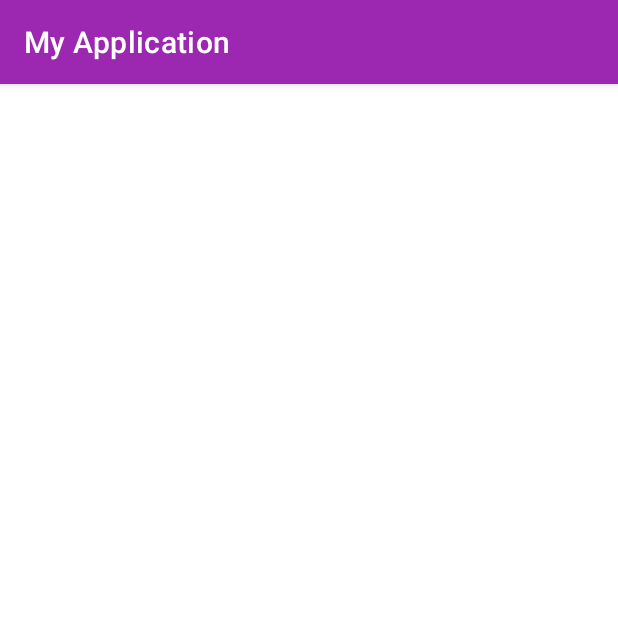
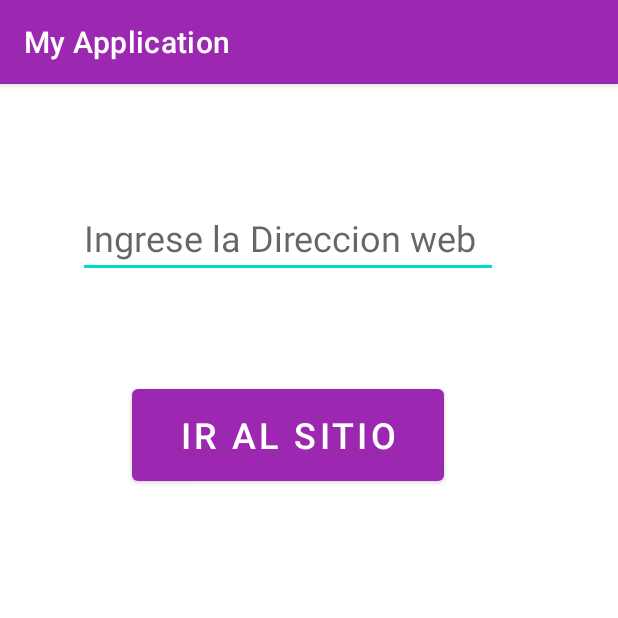
Before and after one commit to lopezken/MyApplication, an Android app: the web screen opened directly, with no data from a screen before it, on a phone screen of 412 x 824 dp, the top half of it. Run offline under Robolectric (Android 15) with nearby library versions, the phone set to English and light mode, and no system bars.

Commit message:
agregar web

```diff
--- a/app/src/main/AndroidManifest.xml
+++ b/app/src/main/AndroidManifest.xml
@@ -1,6 +1,8 @@
 <?xml version="1.0" encoding="utf-8"?>
 <manifest xmlns:android="http://schemas.android.com/apk/res/android"
     package="com.example.myapplication">
+
+    <uses-permission android:name="android.permission.INTERNET" />
 
     <application
         android:allowBackup="true"
@@ -9,7 +11,8 @@
         android:roundIcon="@mipmap/ic_launcher_round"
         android:supportsRtl="true"
         android:theme="@style/Theme.MyApplication">
-        <activity android:name=".web"></activity>
+        <activity android:name=".navegacion"></activity>
+        <activity android:name=".web" />
         <activity android:name=".MainActivity">
             <intent-filter>
                 <action android:name="android.intent.action.MAIN" />
--- a/app/src/main/java/com/example/myapplication/web.java
+++ b/app/src/main/java/com/example/myapplication/web.java
@@ -2,13 +2,28 @@ package com.example.myapplication;
 
 import androidx.appcompat.app.AppCompatActivity;
 
+import android.content.Intent;
 import android.os.Bundle;
+import android.view.View;
+import android.widget.EditText;
+import android.widget.Toast;
 
 public class web extends AppCompatActivity {
 
+    private EditText et1;
     @Override
     protected void onCreate(Bundle savedInstanceState) {
         super.onCreate(savedInstanceState);
         setContentView(R.layout.activity_web);
+        et1= (EditText)findViewById(R.id.txt_url);
+    }
+    public void ir(View view){
+        if (et1.getText().toString().isEmpty()){
+            Toast.makeText(this,"Favor escribir la dirección web",Toast.LENGTH_SHORT).show();
+        }else{
+            Intent i = new Intent(this,navegacion.class);
+            i.putExtra("sitioweb", et1.getText().toString());
+            startActivity(i);
+        }
     }
 }
--- a/app/src/main/res/layout/activity_web.xml
+++ b/app/src/main/res/layout/activity_web.xml
@@ -6,4 +6,29 @@
     android:layout_height="match_parent"
     tools:context=".web">
 
+    <Button
+        android:id="@+id/button3"
+        android:layout_width="208dp"
+        android:layout_height="73dp"
+        android:layout_marginStart="88dp"
+        android:layout_marginTop="68dp"
+        android:onClick="ir"
+        android:text="@string/btn_atras"
+        android:textSize="24sp"
+        app:layout_constraintStart_toStartOf="parent"
+        app:layout_constraintTop_toBottomOf="@+id/txt_url" />
+
+    <EditText
+        android:id="@+id/txt_url"
+        android:layout_width="wrap_content"
+        android:layout_height="wrap_content"
+        android:layout_marginStart="52dp"
+        android:layout_marginTop="76dp"
+        android:ems="10"
+        android:hint="@string/txt_url"
+        android:inputType="textPersonName"
+        android:textSize="24sp"
+        app:layout_constraintStart_toStartOf="parent"
+        app:layout_constraintTop_toTopOf="parent"
+        android:autofillHints="" />
 </androidx.constraintlayout.widget.ConstraintLayout>
--- a/app/src/main/res/values/strings.xml
+++ b/app/src/main/res/values/strings.xml
@@ -9,5 +9,7 @@
     <string name="rb_div">Dividir</string>
     <string name="btn_sumar">CALCULAR</string>
     <string name="btn_siguiente">Siguiente</string>
+    <string name="txt_url">Ingrese la Direccion web</string>
+    <string name="btn_atras">Ir al sitio</string>
 
 </resources>
```
Also changed, not shown: app/src/main/java/com/example/myapplication/navegacion.java (added, +21 -0 lines), app/src/main/res/layout/activity_main.xml (+6 -3 lines), app/src/main/res/layout/activity_navegacion.xml (added, +15 -0 lines).
